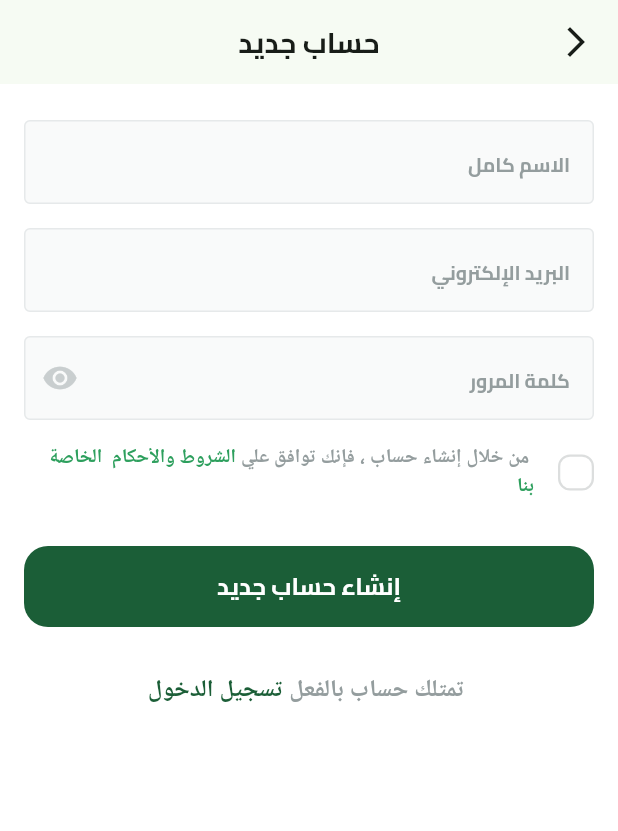
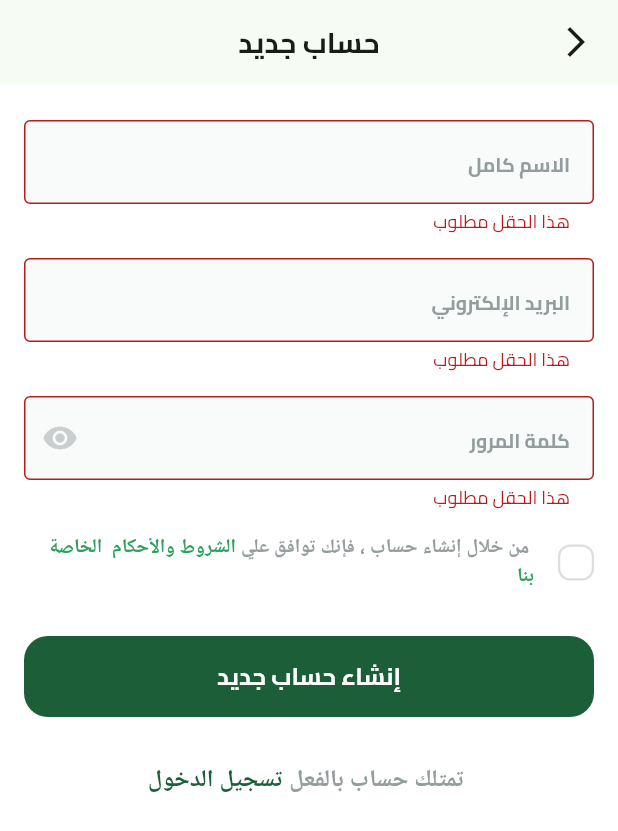
Before and after one commit to OmarKhaled00e/FruitHUB, a Flutter app: the SignupView screen opened by its route, after a tap on "إنشاء حساب جديد", on a phone screen of 412 x 824 dp. Shown: the top 831 px of the screen. Run offline on Flutter 3.47's test engine with Material 3 defaults, Android fonts, the phone set to English and light mode, and no system bars; drawn by our look-alikes of modal_progress_hud_nsn; our stand-ins replace bloc, dartz, dots_indicator, firebase_auth, firebase_core, flutter_bloc and 3 more; missing offline and left inert: svg_flutter; accounts and stored records are empty.

Commit message:
signup view logic done

```diff
--- a/lib/core/errors/failure.dart
+++ b/lib/core/errors/failure.dart
@@ -4,7 +4,6 @@ abstract class Failure {
   Failure({required this.message});
 }
 
-class ServerFailure extends Failure{
+class ServerFailure extends Failure {
   ServerFailure({required super.message});
-
 }
--- /dev/null
+++ b/lib/core/helper_functions/build_snack_bar.dart
@@ -0,0 +1,5 @@
+import 'package:flutter/material.dart';
+
+void buildSnackBar(BuildContext context, String message) {
+  ScaffoldMessenger.of(context).showSnackBar(SnackBar(content: Text(message)));
+}
--- a/lib/core/widgets/custom_text_form_field.dart
+++ b/lib/core/widgets/custom_text_form_field.dart
@@ -7,13 +7,25 @@ class CustomTextFormField extends StatelessWidget {
     required this.hintText,
     required this.textInputType,
     this.suffixIcon,
+    this.onSaved,
+    this.obscureText = false,
   });
   final String hintText;
   final TextInputType textInputType;
   final Widget? suffixIcon;
+  final void Function(String?)? onSaved;
+  final bool obscureText;
   @override
   Widget build(BuildContext context) {
     return TextFormField(
+      obscureText: obscureText,
+      onSaved: onSaved,
+      validator: (value) {
+        if (value == null || value.isEmpty) {
+          return 'هذا الحقل مطلوب';
+        }
+        return null;
+      },
       keyboardType: textInputType,
       decoration: InputDecoration(
         hintText: hintText,
--- /dev/null
+++ b/lib/core/widgets/password_field.dart
@@ -0,0 +1,33 @@
+import 'package:flutter/material.dart';
+import 'package:fruit_hub/core/widgets/custom_text_form_field.dart';
+
+class PasswordField extends StatefulWidget {
+  const PasswordField({super.key, this.onSaved});
+  final void Function(String?)? onSaved;
+
+  @override
+  State<PasswordField> createState() => _PasswordFieldState();
+}
+
+class _PasswordFieldState extends State<PasswordField> {
+  bool obscureText = true;
+  @override
+  Widget build(BuildContext context) {
+    return CustomTextFormField(
+      obscureText: obscureText,
+
+      onSaved: widget.onSaved,
+      hintText: 'كلمة المرور',
+      textInputType: TextInputType.visiblePassword,
+      suffixIcon: GestureDetector(
+        onTap: () {
+          obscureText = !obscureText;
+          setState(() {});
+        },
+        child: obscureText
+            ? Icon(Icons.remove_red_eye, color: Color(0xffC9CECF))
+            : Icon(Icons.visibility_off, color: Color(0xffC9CECF)),
+      ),
+    );
+  }
+}
--- a/lib/features/auth/domain/repos/auth_repo.dart
+++ b/lib/features/auth/domain/repos/auth_repo.dart
@@ -3,8 +3,9 @@ import 'package:fruit_hub/core/errors/failure.dart';
 import 'package:fruit_hub/features/auth/domain/entites/user_entity.dart';
 
 abstract class AuthRepo {
-  Future<Either <Failure,UserEntity>> createUserWithEmailAndPassword(
+  Future<Either<Failure, UserEntity>> createUserWithEmailAndPassword(
     String email,
     String password,
+    String name
   );
 }
--- /dev/null
+++ b/lib/features/auth/presentation/manager/signup_cubit/signup_state.dart
@@ -0,0 +1,19 @@
+part of 'signup_cubit.dart';
+
+@immutable
+sealed class SignupState {}
+
+final class SignupInitial extends SignupState {}
+
+final class SignupLoading extends SignupState {}
+
+final class SignupSuccess extends SignupState {
+  final UserEntity userEntity;
+
+  SignupSuccess({required this.userEntity});
+}
+
+final class SignupFailure extends SignupState {
+  final String failure;
+  SignupFailure({required this.failure});
+}
--- a/lib/features/auth/presentation/views/signup_view.dart
+++ b/lib/features/auth/presentation/views/signup_view.dart
@@ -1,15 +1,22 @@
 import 'package:flutter/material.dart';
+import 'package:flutter_bloc/flutter_bloc.dart';
+import 'package:fruit_hub/core/services/get_it_service.dart';
 import 'package:fruit_hub/core/widgets/custom_app_bar.dart';
-import 'package:fruit_hub/features/auth/presentation/views/widgets/signup_view_body.dart';
+import 'package:fruit_hub/features/auth/domain/repos/auth_repo.dart';
+import 'package:fruit_hub/features/auth/presentation/manager/signup_cubit/signup_cubit.dart';
+import 'package:fruit_hub/features/auth/presentation/views/widgets/signup_view_body_bloc_consumer.dart';
 
 class SignupView extends StatelessWidget {
   const SignupView({super.key});
   static const routeName = 'signup';
   @override
   Widget build(BuildContext context) {
-    return Scaffold(
-      appBar: buildAppBar(context, title: 'حساب جديد'),
-      body: SignupViewBody(),
+    return BlocProvider(
+      create: (context) => SignupCubit(getIt<AuthRepo>()),
+      child: Scaffold(
+        appBar: buildAppBar(context, title: 'حساب جديد'),
+        body: SignupViewBodyBlocConsumer(),
+      ),
     );
   }
 }
--- a/lib/features/auth/presentation/views/widgets/signup_view_body.dart
+++ b/lib/features/auth/presentation/views/widgets/signup_view_body.dart
@@ -1,46 +1,96 @@
 import 'package:flutter/material.dart';
+import 'package:flutter_bloc/flutter_bloc.dart';
 import 'package:fruit_hub/constants.dart';
+import 'package:fruit_hub/core/helper_functions/build_snack_bar.dart';
 import 'package:fruit_hub/core/widgets/custom_button.dart';
 import 'package:fruit_hub/core/widgets/custom_text_form_field.dart';
+import 'package:fruit_hub/core/widgets/password_field.dart';
+import 'package:fruit_hub/features/auth/presentation/manager/signup_cubit/signup_cubit.dart';
 import 'package:fruit_hub/features/auth/presentation/views/widgets/have_an_account_widget.dart';
 import 'package:fruit_hub/features/auth/presentation/views/widgets/terms_and_conditions.dart';
 import 'package:gap/gap.dart';
 
-class SignupViewBody extends StatelessWidget {
+class SignupViewBody extends StatefulWidget {
   const SignupViewBody({super.key});
 
+  @override
+  State<SignupViewBody> createState() => _SignupViewBodyState();
+}
+
+class _SignupViewBodyState extends State<SignupViewBody> {
+  final GlobalKey<FormState> formKey = GlobalKey<FormState>();
+  AutovalidateMode autovalidateMode = AutovalidateMode.disabled;
+  late String email, userName, password;
+  late bool isTermsAccepted = false;
   @override
   Widget build(BuildContext context) {
     return SingleChildScrollView(
       child: Padding(
         padding: EdgeInsets.symmetric(horizontal: kHorizintalPadding),
+        child: Form(
+          key: formKey,
+          autovalidateMode: autovalidateMode,
           child: Column(
             children: [
               Gap(24),
               CustomTextFormField(
+                onSaved: (value) {
+                  userName = value!;
+                },
                 hintText: 'الاسم كامل',
                 textInputType: TextInputType.name,
               ),
               Gap(16),
               CustomTextFormField(
+                onSaved: (value) {
+                  email = value!;
+                },
                 hintText: 'البريد الإلكتروني',
                 textInputType: TextInputType.emailAddress,
               ),
               Gap(16),
-            CustomTextFormField(
-              hintText: 'كلمة المرور',
-              textInputType: TextInputType.visiblePassword,
-              suffixIcon: Icon(Icons.remove_red_eye, color: Color(0xffC9CECF)),
+              PasswordField(
+                onSaved: (value) {
+                  password = value!;
+                },
               ),
               Gap(16),
-            TermsAndConditionsWidget(),
+              TermsAndConditionsWidget(
+                onChanged: (value) {
+                  isTermsAccepted = value;
+                },
+              ),
               Gap(30),
-            CustomButtton(onPressed: () {}, text: 'إنشاء حساب جديد'),
+              CustomButtton(
+                onPressed: () {
+                  if (formKey.currentState!.validate()) {
+                    formKey.currentState!.save();
+                    if (isTermsAccepted) {
+                      context.read<SignupCubit>().createUserWithEmailAndPassord(
+                        email,
+                        password,
+                        userName,
+                      );
+                    } else {
+                      buildSnackBar(
+                        context,
+                        'يجب عليك الموافقة علي الشروط والإحكام',
+                      );
+                    }
+                  } else {
+                    setState(() {
+                      autovalidateMode = AutovalidateMode.always;
+                    });
+                  }
+                },
+                text: 'إنشاء حساب جديد',
+              ),
               Gap(30),
               HaveAnAccountWidget(),
             ],
           ),
         ),
+      ),
     );
   }
 }
--- /dev/null
+++ b/lib/features/auth/presentation/views/widgets/signup_view_body_bloc_consumer.dart
@@ -0,0 +1,28 @@
+import 'package:flutter/material.dart';
+import 'package:flutter_bloc/flutter_bloc.dart';
+import 'package:fruit_hub/core/helper_functions/build_snack_bar.dart';
+import 'package:fruit_hub/features/auth/presentation/manager/signup_cubit/signup_cubit.dart';
+import 'package:fruit_hub/features/auth/presentation/views/widgets/signup_view_body.dart';
+import 'package:modal_progress_hud_nsn/modal_progress_hud_nsn.dart';
+
+class SignupViewBodyBlocConsumer extends StatelessWidget {
+  const SignupViewBodyBlocConsumer({super.key});
+
+  @override
+  Widget build(BuildContext context) {
+    return BlocConsumer<SignupCubit, SignupState>(
+      listener: (context, state) {
+        if (state is SignupFailure) {}
+        if (state is SignupFailure) {
+          buildSnackBar(context, state.failure);
+        }
+      },
+      builder: (context, state) {
+        return ModalProgressHUD(
+          inAsyncCall: state is SignupLoading ? true : false,
+          child: SignupViewBody(),
+        );
+      },
+    );
+  }
+}
--- a/lib/features/auth/presentation/views/widgets/terms_and_conditions.dart
+++ b/lib/features/auth/presentation/views/widgets/terms_and_conditions.dart
@@ -6,8 +6,8 @@ import 'package:fruit_hub/features/auth/presentation/views/widgets/custom_check_
 import 'package:gap/gap.dart';
 
 class TermsAndConditionsWidget extends StatefulWidget {
-  const TermsAndConditionsWidget({super.key});
-
+  const TermsAndConditionsWidget({super.key, required this.onChanged});
+  final ValueChanged<bool> onChanged;
   @override
   State<TermsAndConditionsWidget> createState() =>
       _TermsAndConditionsWidgetState();
@@ -23,6 +23,7 @@ class _TermsAndConditionsWidgetState extends State<TermsAndConditionsWidget> {
           isChecked: isTearmSAccepted,
           onChecked: (bool value) {
             isTearmSAccepted = value;
+            widget.onChanged(value);
             setState(() {});
           },
         ),
--- a/pubspec.yaml
+++ b/pubspec.yaml
@@ -28,6 +28,7 @@ environment:
 # the latest version available on pub.dev. To see which dependencies have newer
 # versions available, run `flutter pub outdated`.
 dependencies:
+  bloc: ^9.1.0
   cupertino_icons: ^1.0.8
   dartz: ^0.10.1
   dots_indicator: ^4.0.1
@@ -35,9 +36,12 @@ dependencies:
   firebase_core: ^4.3.0
   flutter:
     sdk: flutter
+  flutter_bloc: ^9.1.1
   flutter_localizations:
     sdk: flutter
   gap: ^3.0.1
+  get_it: ^9.2.0
+  modal_progress_hud_nsn: ^0.5.1
   shared_preferences: ^2.5.4
   svg_flutter: ^0.0.1
 
```
Also changed, not shown: lib/core/services/custom_bloc_observer.dart (added, +17 -0 lines), lib/core/services/firebase_auth_service.dart (+14 -4 lines), lib/core/services/get_it_service.dart (added, +13 -0 lines), lib/features/auth/data/models/user_model.dart (added, +16 -0 lines), lib/features/auth/data/repos/auth_repo_impl.dart (+28 -5 lines), lib/features/auth/presentation/manager/signup_cubit/signup_cubit.dart (added, +29 -0 lines), lib/main.dart (+6 -4 lines), pubspec.lock. Lines whose indentation alone changed are shown as unchanged.
